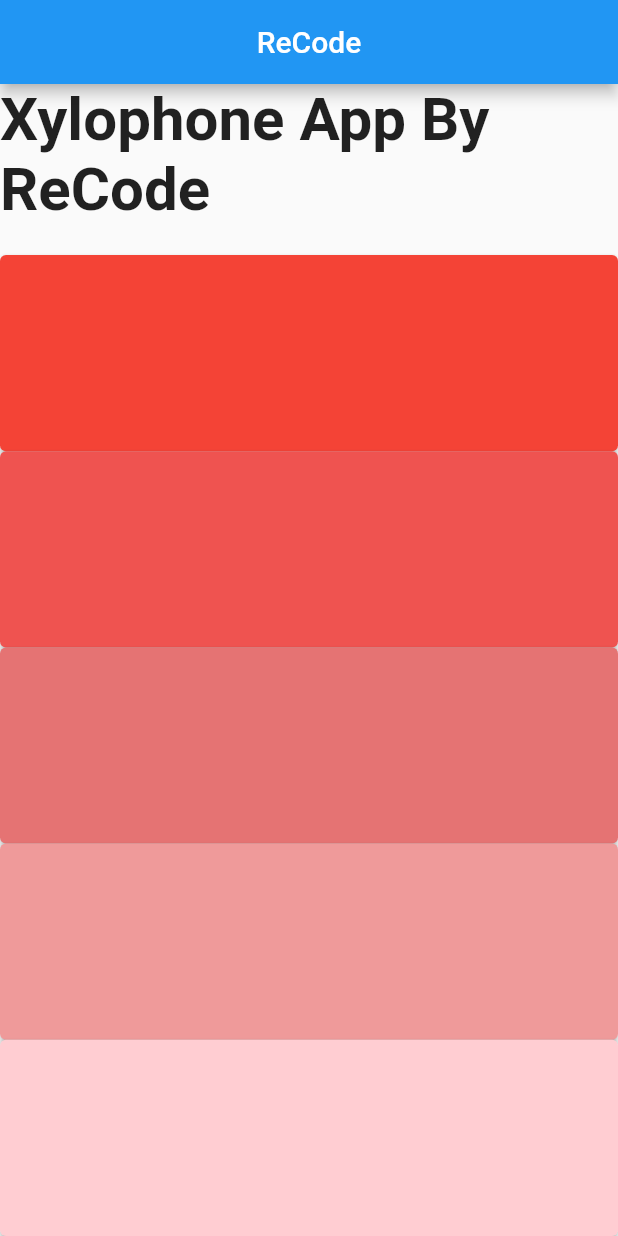
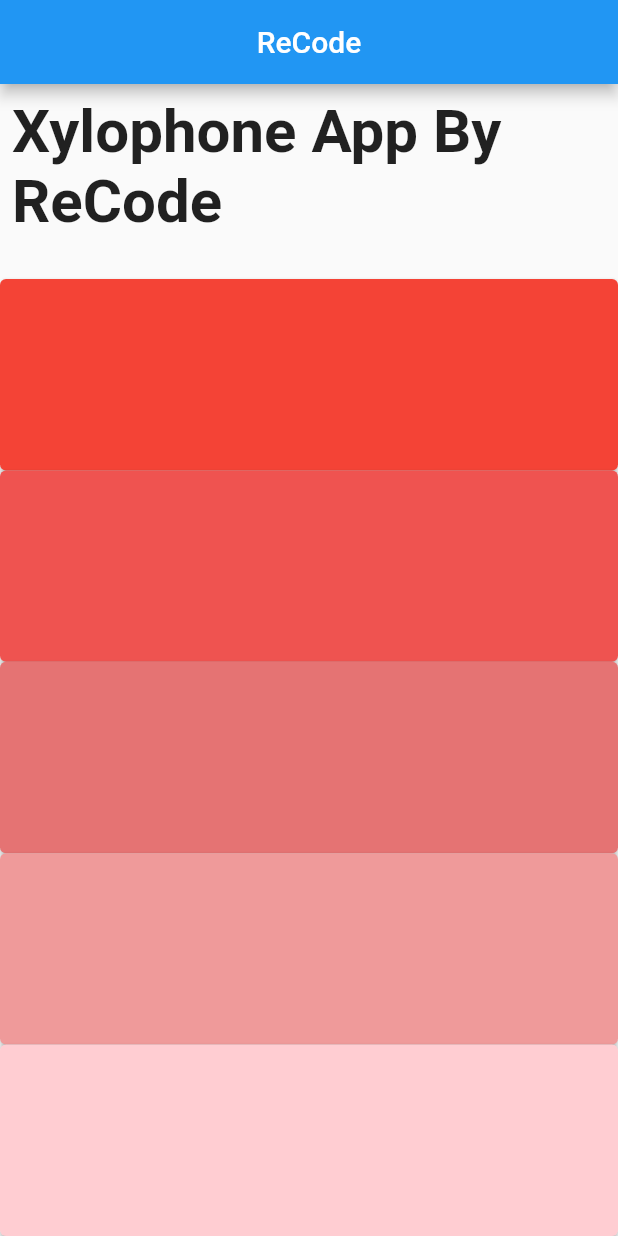
Before and after one commit to RonyHassanRoman/Simple-music-playing-xylophone-app, a Flutter app: the screen it shows after launch, on a phone screen of 412 x 824 dp. Run offline on Flutter 3.47's test engine with Material 2 defaults, Android fonts, the phone set to English and light mode, and no system bars; our stand-ins replace audioplayers.

Commit message:
final touch

```diff
--- a/lib/home.dart
+++ b/lib/home.dart
@@ -15,7 +15,6 @@ class Home extends StatelessWidget {
       return Expanded(
         child: SizedBox(
           height: 50,
-          width: 100,
           child: ElevatedButton(
             style: ElevatedButton.styleFrom(
               primary: color,
@@ -39,9 +38,12 @@ class Home extends StatelessWidget {
           mainAxisAlignment: MainAxisAlignment.center,
           crossAxisAlignment: CrossAxisAlignment.stretch,
           children: [
-            const Text(
-              "Xylophone App By ReCode",
-              style: TextStyle(fontSize: 40, fontWeight: FontWeight.bold),
+            const Padding(
+              padding: EdgeInsets.all(8.0),
+              child: Text(
+                "Xylophone App By ReCode",
+                style: TextStyle(fontSize: 40, fontWeight: FontWeight.bold),
+              ),
             ),
             const SizedBox(
               height: 20,
```
